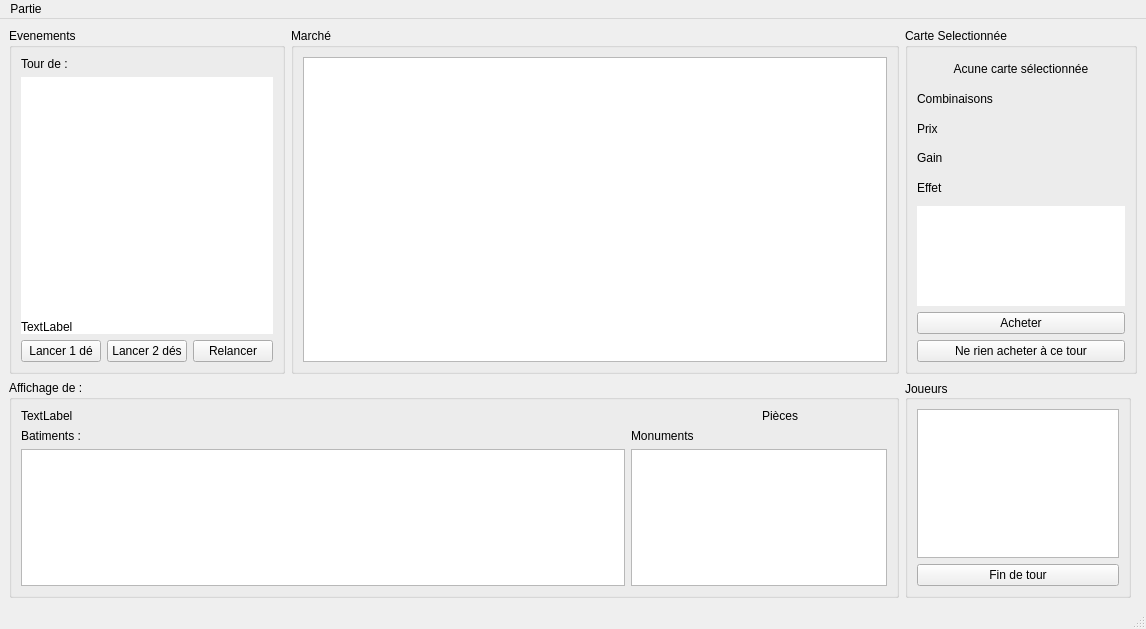
The window that gui/src/windowjeu.ui (LLrnz/Machi-Koro-Boardgame-Adaptation) describes before a commit, drawn with Qt 5.
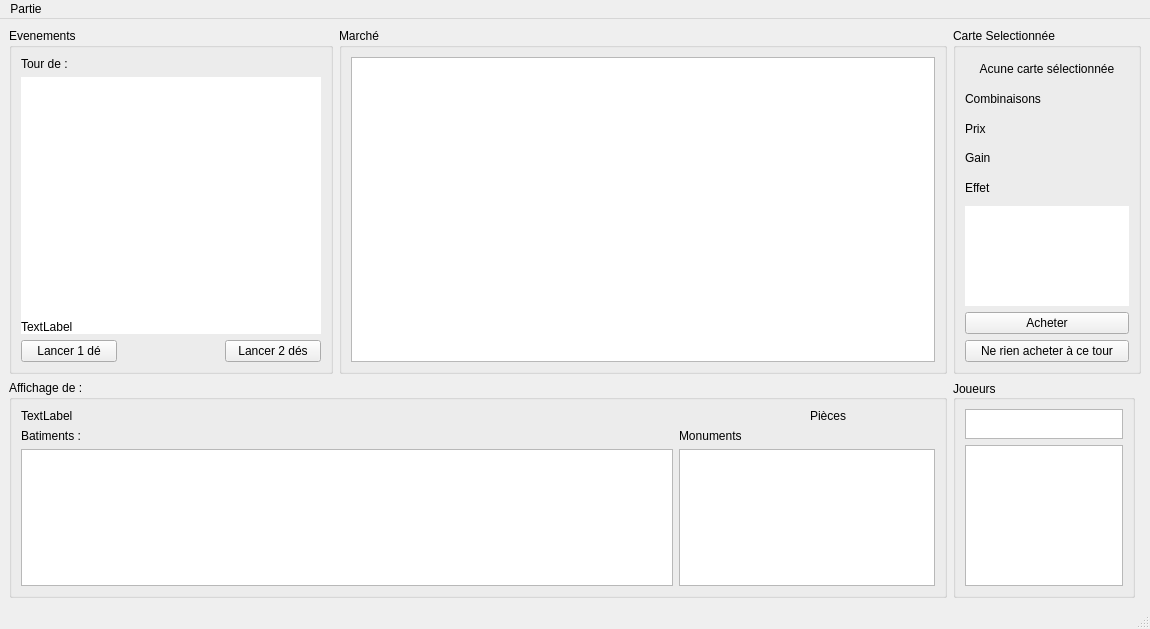
The same window after the commit.

The edit to the form file:
```diff
--- a/gui/src/windowjeu.ui
+++ b/gui/src/windowjeu.ui
@@ -6,7 +6,7 @@
    <rect>
     <x>0</x>
     <y>0</y>
-    <width>1146</width>
+    <width>1150</width>
     <height>629</height>
    </rect>
   </property>
@@ -36,7 +36,7 @@
          <item row="1" column="1">
           <widget class="QLabel" name="tPiece">
            <property name="text">
-            <string> </string>
+            <string/>
            </property>
            <property name="alignment">
             <set>Qt::AlignRight|Qt::AlignTrailing|Qt::AlignVCenter</set>
@@ -121,10 +121,13 @@
          <item row="1" column="0" colspan="2">
           <widget class="QListWidget" name="listeAdversaires"/>
          </item>
-         <item row="2" column="0" colspan="2">
-          <widget class="QPushButton" name="pbFin">
-           <property name="text">
-            <string>Fin de tour</string>
+         <item row="0" column="0" colspan="2">
+          <widget class="QListWidget" name="listJoueurActif">
+           <property name="maximumSize">
+            <size>
+             <width>16777215</width>
+             <height>30</height>
+            </size>
            </property>
           </widget>
          </item>
@@ -246,15 +249,14 @@
            </property>
           </widget>
          </item>
-         <item row="2" column="2">
-          <widget class="QPushButton" name="pbRelancer">
-           <property name="text">
-            <string>Relancer</string>
-           </property>
-          </widget>
-         </item>
          <item row="1" column="0" colspan="3">
           <widget class="QLabel" name="texteConsole">
+           <property name="minimumSize">
+            <size>
+             <width>300</width>
+             <height>0</height>
+            </size>
+           </property>
            <property name="maximumSize">
             <size>
              <width>16777215</width>
@@ -279,13 +281,6 @@
            </property>
           </widget>
          </item>
-         <item row="2" column="1">
-          <widget class="QPushButton" name="pb2de">
-           <property name="text">
-            <string>Lancer 2 dés</string>
-           </property>
-          </widget>
-         </item>
          <item row="0" column="0">
           <widget class="QLabel" name="label">
            <property name="text">
@@ -296,7 +291,14 @@
          <item row="0" column="1" colspan="2">
           <widget class="QLabel" name="tJoueurActif">
            <property name="text">
-            <string> </string>
+            <string/>
+           </property>
+          </widget>
+         </item>
+         <item row="2" column="2">
+          <widget class="QPushButton" name="pb2de">
+           <property name="text">
+            <string>Lancer 2 dés</string>
            </property>
           </widget>
          </item>
@@ -312,8 +314,8 @@
     <rect>
      <x>0</x>
      <y>0</y>
-     <width>1146</width>
-     <height>17</height>
+     <width>1150</width>
+     <height>25</height>
     </rect>
    </property>
    <widget class="QMenu" name="menuPatie">
```
